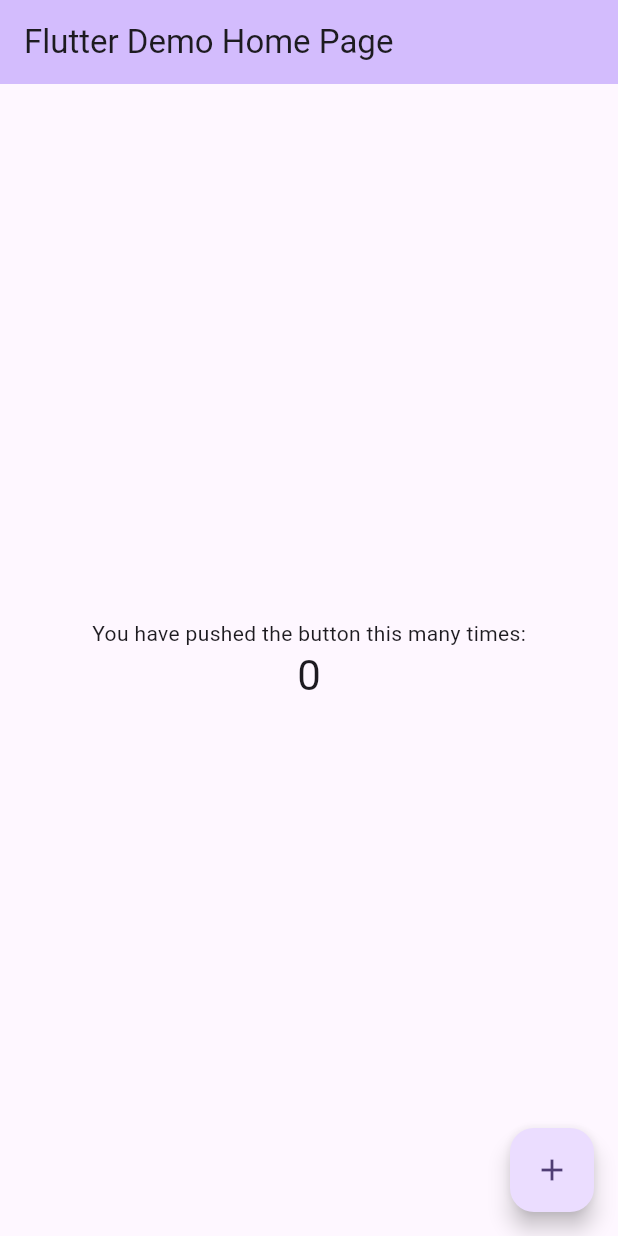
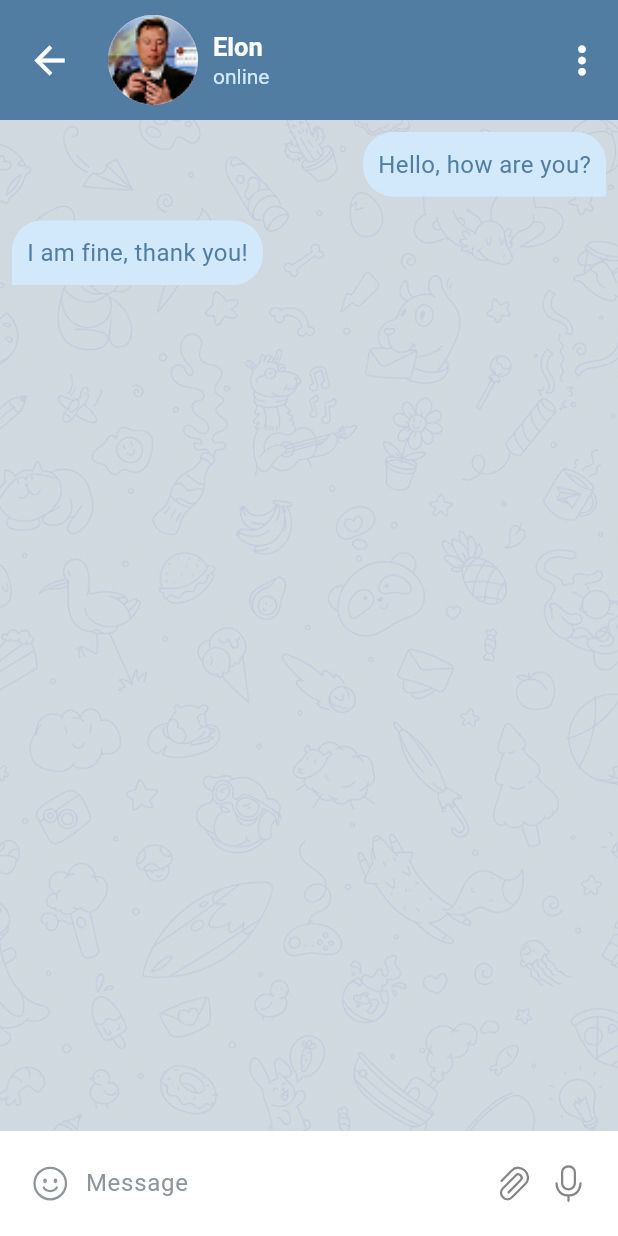
Before and after one commit to Sanjarbek17/telegram_clone, a Flutter app: the screen it shows after launch, on a phone screen of 412 x 824 dp. Run offline on Flutter 3.47's test engine with Material 3 defaults, Android fonts, the phone set to English and light mode, and no system bars; our stand-ins replace flutter_svg.

Commit message:
chat screen done

```diff
--- /dev/null
+++ b/lib/core/constans/constant_colors.dart
@@ -0,0 +1,6 @@
+import 'dart:ui';
+
+class ConstantColors {
+  static const Color primaryColor = Color(0xFF517DA2);
+  static const Color greyColor = Color(0xFF8E959B);
+}
--- /dev/null
+++ b/lib/features/chat/presentation/screens/chat_screen.dart
@@ -0,0 +1,175 @@
+import 'package:flutter/material.dart';
+import 'package:flutter_svg/svg.dart';
+import 'package:telegram_clone/core/constans/constant_colors.dart';
+
+class ChatScreen extends StatelessWidget {
+  const ChatScreen({super.key});
+
+  @override
+  Widget build(BuildContext context) {
+    return Scaffold(
+      // appBar: AppBar(backgroundColor: ConstantColors.primaryColor.withRed(100)),
+      backgroundColor: ConstantColors.primaryColor,
+      body: SafeArea(
+        child: Scaffold(
+          appBar: AppBar(
+            toolbarHeight: 80,
+            backgroundColor: ConstantColors.primaryColor,
+            leading: Padding(
+              padding: const EdgeInsets.symmetric(horizontal: 10.0),
+              child: IconButton(
+                onPressed: () {},
+                icon: Icon(
+                  Icons.arrow_back_outlined,
+                  color: Colors.white,
+                  size: 30,
+                ),
+              ),
+            ),
+            title: Row(
+              children: [
+                CircleAvatar(
+                  radius: 30,
+                  backgroundImage: AssetImage('assets/images/Avatar.png'),
+                ),
+                SizedBox(width: 10),
+                Column(
+                  crossAxisAlignment: CrossAxisAlignment.start,
+                  children: [
+                    Text(
+                      'Elon',
+                      style: TextStyle(
+                        color: Colors.white,
+                        fontSize: 17,
+                        fontWeight: FontWeight.bold,
+                      ),
+                    ),
+                    Text(
+                      'online',
+                      style: TextStyle(color: Color(0xffD2E9FB), fontSize: 14),
+                    ),
+                  ],
+                ),
+              ],
+            ),
+            actions: [
+              IconButton(
+                onPressed: () {},
+                icon: Icon(Icons.more_vert, color: Colors.white, size: 30),
+              ),
+            ],
+          ),
+          body: Container(
+            decoration: BoxDecoration(
+              image: DecorationImage(
+                image: AssetImage('assets/images/Wallpaper.png'),
+                fit: BoxFit.cover,
+              ),
+            ),
+            child: Column(
+              children: [
+                Expanded(
+                  child: ListView(
+                    children: [
+                      Padding(
+                        padding: const EdgeInsets.all(8.0),
+                        child: Row(
+                          mainAxisAlignment: MainAxisAlignment.end,
+                          children: [
+                            Container(
+                              padding: EdgeInsets.all(10),
+                              decoration: BoxDecoration(
+                                color: Color(0xffD2E9FB),
+                                borderRadius: BorderRadius.only(
+                                  topLeft: Radius.circular(20),
+                                  topRight: Radius.circular(20),
+                                  bottomLeft: Radius.circular(20),
+                                ),
+                              ),
+                              child: Text(
+                                'Hello, how are you?',
+                                style: TextStyle(
+                                  color: ConstantColors.primaryColor,
+                                  fontSize: 16,
+                                ),
+                              ),
+                            ),
+                          ],
+                        ),
+                      ),
+                      Padding(
+                        padding: const EdgeInsets.all(8.0),
+                        child: Row(
+                          mainAxisAlignment: MainAxisAlignment.start,
+                          children: [
+                            Container(
+                              padding: EdgeInsets.all(10),
+                              decoration: BoxDecoration(
+                                color: Color(0xffD2E9FB),
+                                borderRadius: BorderRadius.only(
+                                  topLeft: Radius.circular(20),
+                                  topRight: Radius.circular(20),
+                                  bottomRight: Radius.circular(20),
+                                ),
+                              ),
+                              child: Text(
+                                'I am fine, thank you!',
+                                style: TextStyle(
+                                  color: ConstantColors.primaryColor,
+                                  fontSize: 16,
+                                ),
+                              ),
+                            ),
+                          ],
+                        ),
+                      ),
+                    ],
+                  ),
+                ),
+                Container(
+                  padding: EdgeInsets.symmetric(horizontal: 10),
+                  height: 70,
+                  color: Colors.white,
+                  child: Row(
+                    children: [
+                      Expanded(
+                        child: Container(
+                          padding: EdgeInsets.symmetric(horizontal: 10),
+                          // decoration: BoxDecoration(
+                          //   color: Color(0xffD2E9FB),
+                          //   borderRadius: BorderRadius.circular(30),
+                          // ),
+                          child: Row(
+                            children: [
+                              SvgPicture.asset('assets/icons/EmojiIcon.svg'),
+                              SizedBox(width: 10),
+                              Expanded(
+                                child: TextField(
+                                  decoration: InputDecoration(
+                                    hintText: 'Message',
+                                    border: InputBorder.none,
+                                    hintStyle: TextStyle(
+                                      fontSize: 16,
+                                      color: ConstantColors.greyColor,
+                                    ),
+                                  ),
+                                ),
+                              ),
+                              SvgPicture.asset('assets/icons/AttachIcon.svg'),
+                              SizedBox(width: 10),
+                              SvgPicture.asset('assets/icons/VoiceIcon.svg'),
+                            ],
+                          ),
+                        ),
+                      ),
+                    ],
+                  ),
+                ),
+              ],
+            ),
+          ),
+        ),
+      ),
+    );
+  }
+}
--- a/lib/main.dart
+++ b/lib/main.dart
@@ -1,4 +1,5 @@
 import 'package:flutter/material.dart';
+import 'package:telegram_clone/features/chat/presentation/screens/chat_screen.dart';
 
 void main() {
   runApp(const MyApp());
@@ -7,116 +8,12 @@ void main() {
 class MyApp extends StatelessWidget {
   const MyApp({super.key});
 
-  // This widget is the root of your application.
   @override
   Widget build(BuildContext context) {
     return MaterialApp(
-      title: 'Flutter Demo',
-      theme: ThemeData(
-        // This is the theme of your application.
-        //
-        // TRY THIS: Try running your application with "flutter run". You'll see
-        // the application has a purple toolbar. Then, without quitting the app,
-        // try changing the seedColor in the colorScheme below to Colors.green
-        // and then invoke "hot reload" (save your changes or press the "hot
-        // reload" button in a Flutter-supported IDE, or press "r" if you used
-        // the command line to start the app).
-        //
-        // Notice that the counter didn't reset back to zero; the application
-        // state is not lost during the reload. To reset the state, use hot
-        // restart instead.
-        //
-        // This works for code too, not just values: Most code changes can be
-        // tested with just a hot reload.
-        colorScheme: ColorScheme.fromSeed(seedColor: Colors.deepPurple),
-      ),
-      home: const MyHomePage(title: 'Flutter Demo Home Page'),
+      title: 'Chat App',
+      theme: ThemeData(primarySwatch: Colors.blue),
+      home: const ChatScreen(),
     );
   }
 }
-
-class MyHomePage extends StatefulWidget {
-  const MyHomePage({super.key, required this.title});
-
-  // This widget is the home page of your application. It is stateful, meaning
-  // that it has a State object (defined below) that contains fields that affect
-  // how it looks.
-
-  // This class is the configuration for the state. It holds the values (in this
-  // case the title) provided by the parent (in this case the App widget) and
-  // used by the build method of the State. Fields in a Widget subclass are
-  // always marked "final".
-
-  final String title;
-
-  @override
-  State<MyHomePage> createState() => _MyHomePageState();
-}
-
-class _MyHomePageState extends State<MyHomePage> {
-  int _counter = 0;
-
-  void _incrementCounter() {
-    setState(() {
-      // This call to setState tells the Flutter framework that something has
-      // changed in this State, which causes it to rerun the build method below
-      // so that the display can reflect the updated values. If we changed
-      // _counter without calling setState(), then the build method would not be
-      // called again, and so nothing would appear to happen.
-      _counter++;
-    });
-  }
-
-  @override
-  Widget build(BuildContext context) {
-    // This method is rerun every time setState is called, for instance as done
-    // by the _incrementCounter method above.
-    //
-    // The Flutter framework has been optimized to make rerunning build methods
-    // fast, so that you can just rebuild anything that needs updating rather
-    // than having to individually change instances of widgets.
-    return Scaffold(
-      appBar: AppBar(
-        // TRY THIS: Try changing the color here to a specific color (to
-        // Colors.amber, perhaps?) and trigger a hot reload to see the AppBar
-        // change color while the other colors stay the same.
-        backgroundColor: Theme.of(context).colorScheme.inversePrimary,
-        // Here we take the value from the MyHomePage object that was created by
-        // the App.build method, and use it to set our appbar title.
-        title: Text(widget.title),
-      ),
-      body: Center(
-        // Center is a layout widget. It takes a single child and positions it
-        // in the middle of the parent.
-        child: Column(
-          // Column is also a layout widget. It takes a list of children and
-          // arranges them vertically. By default, it sizes itself to fit its
-          // children horizontally, and tries to be as tall as its parent.
-          //
-          // Column has various properties to control how it sizes itself and
-          // how it positions its children. Here we use mainAxisAlignment to
-          // center the children vertically; the main axis here is the vertical
-          // axis because Columns are vertical (the cross axis would be
-          // horizontal).
-          //
-          // TRY THIS: Invoke "debug painting" (choose the "Toggle Debug Paint"
-          // action in the IDE, or press "p" in the console), to see the
-          // wireframe for each widget.
-          mainAxisAlignment: MainAxisAlignment.center,
-          children: <Widget>[
-            const Text('You have pushed the button this many times:'),
-            Text(
-              '$_counter',
-              style: Theme.of(context).textTheme.headlineMedium,
-            ),
-          ],
-        ),
-      ),
-      floatingActionButton: FloatingActionButton(
-        onPressed: _incrementCounter,
-        tooltip: 'Increment',
-        child: const Icon(Icons.add),
-      ), // This trailing comma makes auto-formatting nicer for build methods.
-    );
-  }
-}
--- a/pubspec.yaml
+++ b/pubspec.yaml
@@ -34,6 +34,7 @@ dependencies:
   # The following adds the Cupertino Icons font to your application.
   # Use with the CupertinoIcons class for iOS style icons.
   cupertino_icons: ^1.0.8
+  flutter_svg: ^2.0.17
 
 dev_dependencies:
   flutter_test:
@@ -58,8 +59,9 @@ flutter:
   uses-material-design: true
 
   # To add assets to your application, add an assets section, like this:
-  # assets:
-  #   - images/a_dot_burr.jpeg
+  assets:
+    - assets/images/
+    - assets/icons/
   #   - images/a_dot_ham.jpeg
 
   # An image asset can refer to one or more resolution-specific "variants", see
```
Also changed, not shown: assets/icons/AttachIcon.svg (added), assets/icons/EmojiIcon.svg (added), assets/icons/VoiceIcon.svg (added), assets/images/Avatar.png (added), assets/images/Wallpaper.png (added), lib/features/chat/presentation/screens/new.dart (deleted), pubspec.lock.
